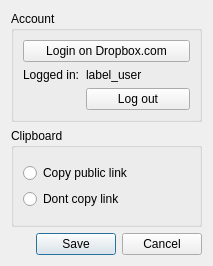
The window that dropbox/settings.ui (olav-st/screencloud-plugins) describes before a commit, drawn with Qt 5.
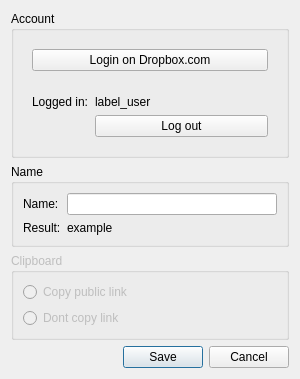
The same window after the commit.

Commit message: updated to new plugin format (python plugins) added ftp and sftp plugins

What changed in the file:
```diff
--- a/dropbox/settings.ui
+++ b/dropbox/settings.ui
@@ -6,8 +6,8 @@
    <rect>
     <x>0</x>
     <y>0</y>
-    <width>213</width>
-    <height>266</height>
+    <width>300</width>
+    <height>351</height>
    </rect>
   </property>
   <property name="windowTitle">
@@ -21,14 +21,21 @@
      </property>
      <layout class="QVBoxLayout" name="verticalLayout_4">
       <item>
-       <widget class="QPushButton" name="button_authorize">
+       <widget class="QWidget" name="widget_authorize" native="true">
+        <layout class="QVBoxLayout" name="layout_login">
+         <item>
+          <widget class="QPushButton" name="button_authenticate">
         <property name="text">
          <string>Login on Dropbox.com</string>
         </property>
        </widget>
       </item>
+        </layout>
+       </widget>
+      </item>
       <item>
-       <layout class="QFormLayout" name="formLayout">
+       <widget class="QWidget" name="widget_loggedIn" native="true">
+        <layout class="QFormLayout" name="layout_account">
         <item row="0" column="0">
          <widget class="QLabel" name="label_loggedIn">
           <property name="text">
@@ -51,19 +58,54 @@
          </widget>
         </item>
        </layout>
+       </widget>
+      </item>
+     </layout>
+    </widget>
+   </item>
+   <item>
+    <widget class="QGroupBox" name="group_name">
+     <property name="title">
+      <string>Name</string>
+     </property>
+     <layout class="QFormLayout" name="formLayout_2">
+      <item row="0" column="0">
+       <widget class="QLabel" name="label_format">
+        <property name="text">
+         <string>Name:</string>
+        </property>
+       </widget>
+      </item>
+      <item row="0" column="1">
+       <widget class="QLineEdit" name="input_nameFormat"/>
+      </item>
+      <item row="1" column="0">
+       <widget class="QLabel" name="label_resultLabel">
+        <property name="text">
+         <string>Result:</string>
+        </property>
+       </widget>
+      </item>
+      <item row="1" column="1">
+       <widget class="QLabel" name="label_example">
+        <property name="text">
+         <string>example</string>
+        </property>
+       </widget>
       </item>
      </layout>
     </widget>
    </item>
    <item>
     <widget class="QGroupBox" name="group_clipboard">
+     <property name="enabled">
+      <bool>false</bool>
+     </property>
      <property name="title">
       <string>Clipboard</string>
      </property>
      <layout class="QVBoxLayout" name="verticalLayout_3">
       <item>
-       <layout class="QVBoxLayout" name="verticalLayout">
-        <item>
          <widget class="QRadioButton" name="radio_publiclink">
           <property name="text">
            <string>Copy public link</string>
@@ -78,10 +120,21 @@
          </widget>
         </item>
        </layout>
-      </item>
-     </layout>
     </widget>
    </item>
+   <item>
+    <spacer name="verticalSpacer">
+     <property name="orientation">
+      <enum>Qt::Vertical</enum>
+     </property>
+     <property name="sizeHint" stdset="0">
+      <size>
+       <width>20</width>
+       <height>40</height>
+      </size>
+     </property>
+    </spacer>
+   </item>
    <item>
     <widget class="QDialogButtonBox" name="buttonBox">
      <property name="orientation">
```
Left out of the diff: 22 changed lines with no effect on the pictures. Lines whose indentation alone changed are shown as unchanged. The commit also changes 204 other files.
